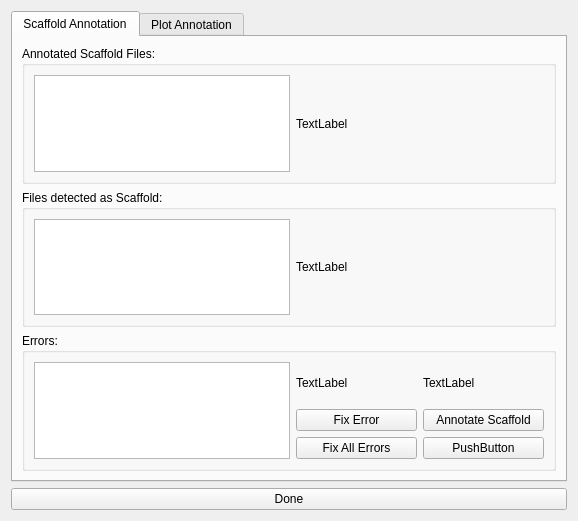
Qt form mapclientplugins/sparccurationhelperstep/qt/sparccurationhelperwidget.ui (mapclient-plugins/mapclientplugins.sparccurationhelperstep) before a commit.
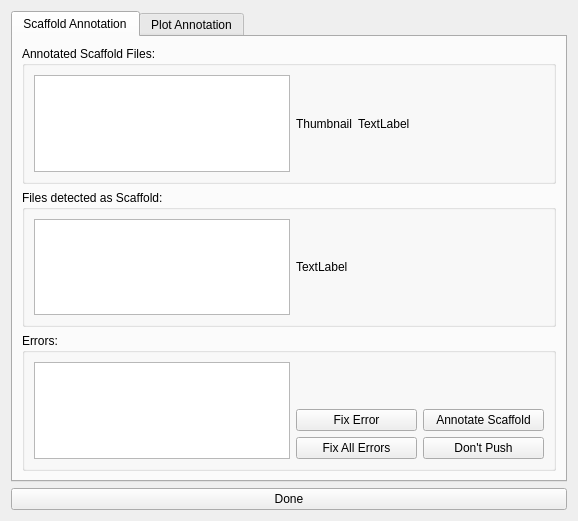
The same form after that commit.

Commit message: Show thumbnail, enable to fix all error

Diff of the .ui file:
```diff
--- a/mapclientplugins/sparccurationhelperstep/qt/sparccurationhelperwidget.ui
+++ b/mapclientplugins/sparccurationhelperstep/qt/sparccurationhelperwidget.ui
@@ -30,10 +30,7 @@
           <string>Annotated Scaffold Files:</string>
          </property>
          <layout class="QGridLayout" name="gridLayout">
-          <item row="0" column="0">
-           <widget class="QListView" name="scaffold_annotations_listView"/>
-          </item>
-          <item row="0" column="1">
+          <item row="0" column="2">
            <widget class="QLabel" name="scaffold_annotation_label">
             <property name="sizePolicy">
              <sizepolicy hsizetype="Expanding" vsizetype="Expanding">
@@ -46,6 +43,22 @@
             </property>
            </widget>
           </item>
+          <item row="0" column="0">
+           <widget class="QListView" name="scaffold_annotations_listView"/>
+          </item>
+          <item row="0" column="1">
+           <widget class="QLabel" name="thumbnail_preview_label">
+            <property name="sizePolicy">
+             <sizepolicy hsizetype="Minimum" vsizetype="Minimum">
+              <horstretch>0</horstretch>
+              <verstretch>0</verstretch>
+             </sizepolicy>
+            </property>
+            <property name="text">
+             <string>Thumbnail</string>
+            </property>
+           </widget>
+          </item>
          </layout>
         </widget>
        </item>
@@ -83,7 +96,7 @@
             <item row="2" column="1">
              <widget class="QPushButton" name="pushButton_3">
               <property name="text">
-               <string>PushButton</string>
+               <string>Don't Push</string>
               </property>
              </widget>
             </item>
@@ -109,14 +122,14 @@
                </sizepolicy>
               </property>
               <property name="text">
-               <string>TextLabel</string>
+               <string/>
               </property>
              </widget>
             </item>
             <item row="0" column="1">
              <widget class="QLabel" name="label_2">
               <property name="text">
-               <string>TextLabel</string>
+               <string/>
               </property>
              </widget>
             </item>
```
The commit also changes 2 other files.
